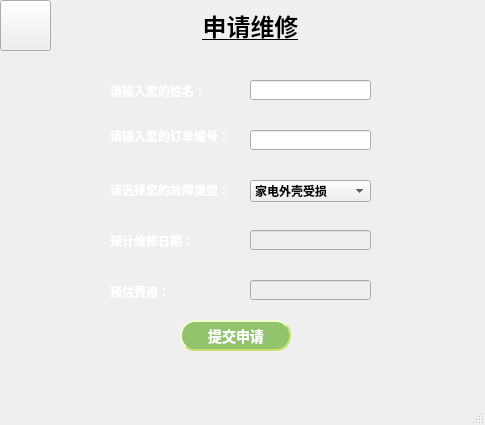
This is mainwindow4.ui in code-aifarmer/Home-appliance-information-management-system- as Qt 5 draws it before an edit. The edited form follows.
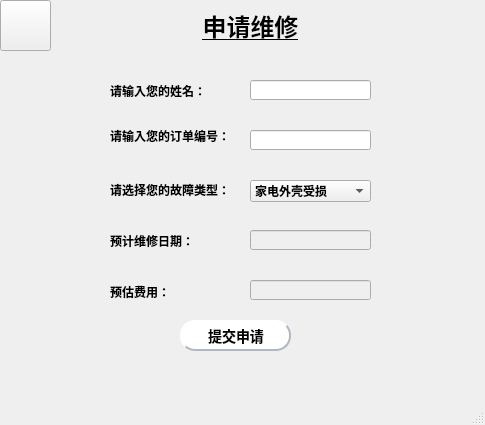
This is the edited form. Icons and pictures are not drawn.

The edit to the form file:
```diff
--- a/mainwindow4.ui
+++ b/mainwindow4.ui
@@ -83,7 +83,7 @@
      </rect>
     </property>
     <property name="styleSheet">
-     <string notr="true">color: rgb(255, 255, 255);</string>
+     <string notr="true">color: rgb(0, 0, 0);</string>
     </property>
     <property name="text">
      <string>请输入您的姓名：</string>
@@ -99,7 +99,7 @@
      </rect>
     </property>
     <property name="styleSheet">
-     <string notr="true">color: rgb(255, 255, 255);</string>
+     <string notr="true">color: rgb(0, 0, 0);</string>
     </property>
     <property name="text">
      <string>请输入您的订单编号：</string>
@@ -130,7 +130,7 @@
      </rect>
     </property>
     <property name="styleSheet">
-     <string notr="true">color: rgb(255, 255, 255);</string>
+     <string notr="true">color: rgb(0, 0, 0);</string>
     </property>
     <property name="text">
      <string>请选择您的故障类型：</string>
@@ -176,7 +176,7 @@
      </rect>
     </property>
     <property name="styleSheet">
-     <string notr="true">color: rgb(255, 255, 255);</string>
+     <string notr="true">color: rgb(0, 0, 0);</string>
     </property>
     <property name="text">
      <string>预计维修日期：</string>
@@ -210,7 +210,7 @@
      </rect>
     </property>
     <property name="styleSheet">
-     <string notr="true">color: rgb(255, 255, 255);</string>
+     <string notr="true">color: rgb(0, 0, 0);</string>
     </property>
     <property name="text">
      <string>预估费用：</string>
@@ -279,15 +279,15 @@
 }
 
 QPushButton {
-background-color: #91c46c;
+background-color: #ffffff;
 color: #ffffff;
-color:white;
+color:black;
                     /* 文字颜色 */
-background-color: #91c46c;       /* 背景色 */
+background-color: #ffffff;       /* 背景色 */
 border-style: outset;            /* 边框风格 */
 border-width: 2px;               /* 边框宽度 */
 border-radius: 5px;              /* 边框圆角 */
-border-color: #c6e070;           /* 边框颜色 */
+border-color: #b0b7c1;           /* 边框颜色 */
 font: bold 14px;                 /* 字体 */
 min-width: 2em;                  /* 控件最小宽度 */
 min-height: 2px;                 /* 控件最小高度 */
```
Left out of the diff: 16 changed lines with no effect on the pictures.
